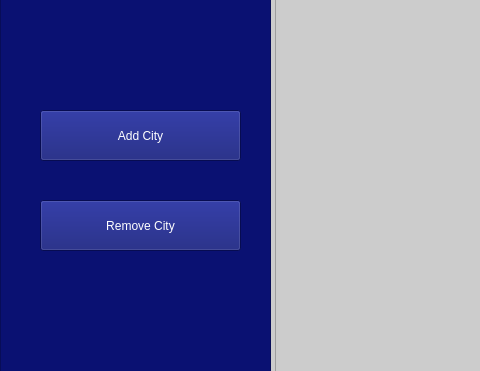
The window that Admin.ui (AbdulRehmani2/Route-Optimization-System) describes before a commit, drawn with Qt 5; both pictures show x 0 to 480 and y 230 to 601 of the 1117 by 824 pixel window.
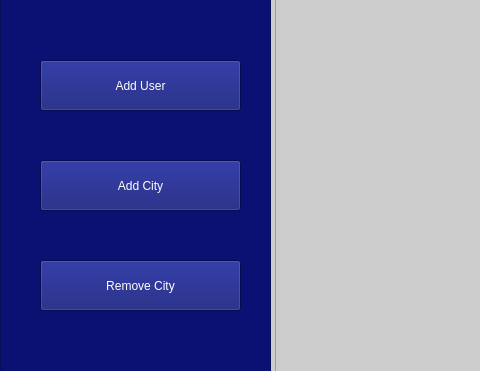
The same window after the commit. Icons and pictures are not drawn.

What changed in the file:
```diff
--- a/Admin.ui
+++ b/Admin.ui
@@ -106,7 +106,7 @@
     <property name="geometry">
      <rect>
       <x>40</x>
-      <y>210</y>
+      <y>260</y>
       <width>201</width>
       <height>51</height>
      </rect>
@@ -124,7 +124,7 @@
     <property name="geometry">
      <rect>
       <x>40</x>
-      <y>300</y>
+      <y>360</y>
       <width>201</width>
       <height>51</height>
      </rect>
@@ -138,6 +138,24 @@
      <string>Remove City</string>
     </property>
    </widget>
+   <widget class="QPushButton" name="addcity_3">
+    <property name="geometry">
+     <rect>
+      <x>40</x>
+      <y>160</y>
+      <width>201</width>
+      <height>51</height>
+     </rect>
+    </property>
+    <property name="styleSheet">
+     <string notr="true">padding: 5px;
+background-color: #0A1172;
+color: white;</string>
+    </property>
+    <property name="text">
+     <string>Add User</string>
+    </property>
+   </widget>
   </widget>
   <widget class="QTableWidget" name="tableWidget">
    <property name="geometry">
```
